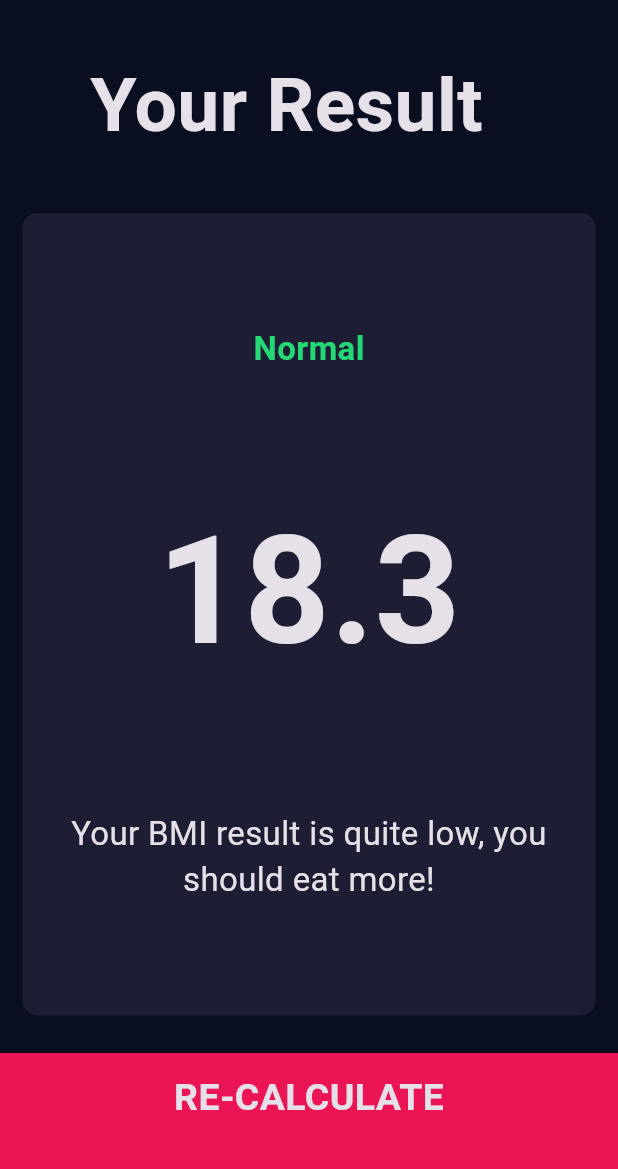
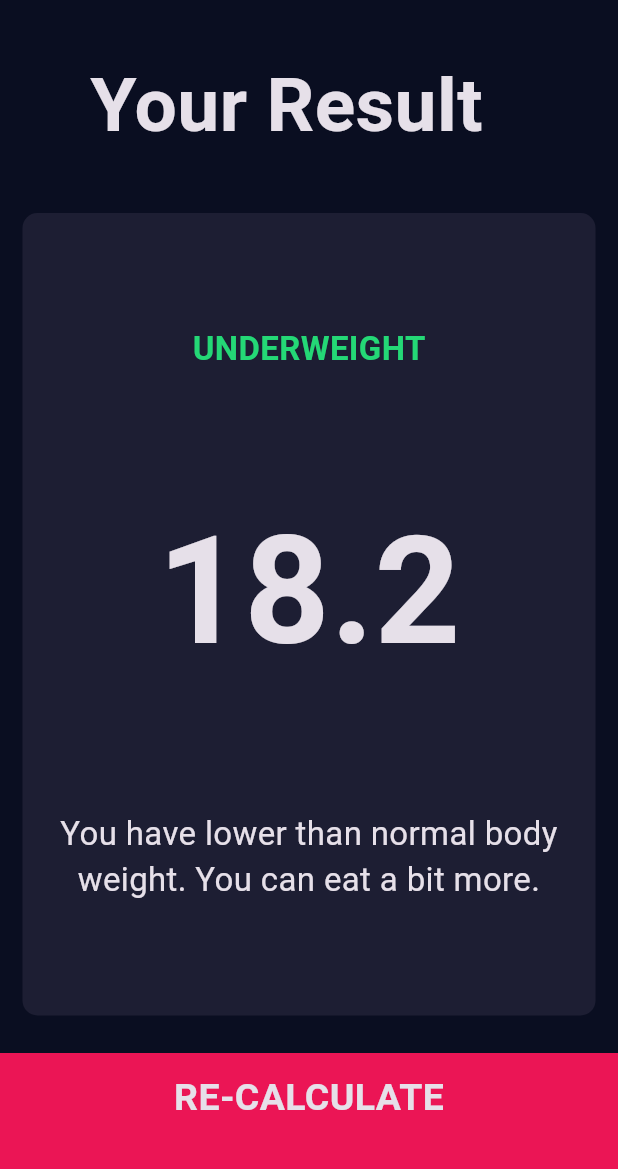
Before and after one commit to ChristianAfreh/bmi_app_flutter, a Flutter app: the screen it shows after launch, after a tap on "CALCULATE", on a phone screen of 412 x 824 dp, the part 63-1232 px from its top. Run offline on Flutter 3.47's test engine with Material 3 defaults, Android fonts, the phone set to English and light mode, and no system bars; our stand-ins replace font_awesome_flutter.

```diff
--- a/lib/calculator_brain.dart
+++ b/lib/calculator_brain.dart
@@ -0,0 +1,34 @@
+import 'dart:math';
+
+class CalculatorBrain {
+  CalculatorBrain({required this.height, required this.weight});
+  final int height;
+  final int weight;
+
+  late double _bmi;
+
+  String calculateBMI() {
+    _bmi = weight / pow(height / 100, 2);
+    return _bmi.toStringAsFixed(1);
+  }
+
+  String getResult() {
+    if (_bmi >= 25) {
+      return 'Overweight';
+    } else if (_bmi > 18.5) {
+      return 'Normal';
+    } else {
+      return 'Underweight';
+    }
+  }
+
+  String getInterpretation() {
+    if (_bmi >= 25) {
+      return 'You have higher than normal body weight. Try to exercise more.';
+    } else if (_bmi > 18.5) {
+      return 'You have a normal body weight. Good job!';
+    } else {
+      return 'You have lower than normal body weight. You can eat a bit more.';
+    }
+  }
+}
--- a/lib/main.dart
+++ b/lib/main.dart
@@ -15,9 +15,9 @@ class BMICalculator extends StatelessWidget {
         scaffoldBackgroundColor: const Color(0xFF0A0E21),
       ),
       home: const InputPage(),
-      routes: {
-        '/results': (context) => const ResultsPage(),
-      },
+      // routes: {
+      //   '/results': (context) => const ResultsPage(),
+      // }, for named routing config
     );
   }
 }
--- a/lib/screens/input_page.dart
+++ b/lib/screens/input_page.dart
@@ -1,3 +1,6 @@
+import 'package:bmi_app/calculator_brain.dart';
+import 'package:bmi_app/screens/results_page.dart';
+
 import '../components/icon_content.dart';
 import '../components/reusable_card.dart';
 import 'package:flutter/material.dart';
@@ -22,7 +25,7 @@ class _InputPageState extends State<InputPage> {
   Gender? selectedGender;
   int height = 180;
   int weight = 60;
-  int age = 0;
+  int age = 20;
 
   @override
   Widget build(BuildContext context) {
@@ -214,8 +217,20 @@ class _InputPageState extends State<InputPage> {
           BottomButton(
             buttonTitle: 'CALCULATE',
             onTap: () {
-              Navigator.pushNamed(context, '/results'); //named routing
-              //or Navigator.push(context, MaterialPageRoute(builder: (context) => ResultsPage()));
+              CalculatorBrain calc =
+                  CalculatorBrain(height: height, weight: weight);
+
+              //Navigator.pushNamed(context, '/results'); //named routing
+              Navigator.push(
+                context,
+                MaterialPageRoute(
+                  builder: (context) => ResultsPage(
+                    bMIResultValue: calc.calculateBMI(),
+                    bMIResultTitle: calc.getResult(),
+                    bMIResultInterpretation: calc.getInterpretation(),
+                  ),
+                ),
+              );
             },
           ),
         ],
--- a/lib/screens/results_page.dart
+++ b/lib/screens/results_page.dart
@@ -4,7 +4,16 @@ import 'package:flutter/material.dart';
 import '../constants.dart';
 
 class ResultsPage extends StatelessWidget {
-  const ResultsPage({super.key});
+  const ResultsPage({
+    super.key,
+    required this.bMIResultValue,
+    required this.bMIResultTitle,
+    required this.bMIResultInterpretation,
+  });
+
+  final String bMIResultValue;
+  final String bMIResultTitle;
+  final String bMIResultInterpretation;
 
   @override
   Widget build(BuildContext context) {
@@ -28,7 +37,7 @@ class ResultsPage extends StatelessWidget {
               ),
             ),
           ),
-          const Expanded(
+          Expanded(
             flex: 5,
             child: ReusableCard(
               colour: kActiveCardColour,
@@ -37,15 +46,15 @@ class ResultsPage extends StatelessWidget {
                 crossAxisAlignment: CrossAxisAlignment.center,
                 children: <Widget>[
                   Text(
-                    'Normal',
+                    bMIResultTitle.toUpperCase(),
                     style: kResultTextStyle,
                   ),
                   Text(
-                    '18.3',
+                    bMIResultValue,
                     style: kBMITextStyle,
                   ),
                   Text(
-                    'Your BMI result is quite low, you should eat more!',
+                    bMIResultInterpretation,
                     textAlign: TextAlign.center,
                     style: kBodyTextStyle,
                   ),
```
